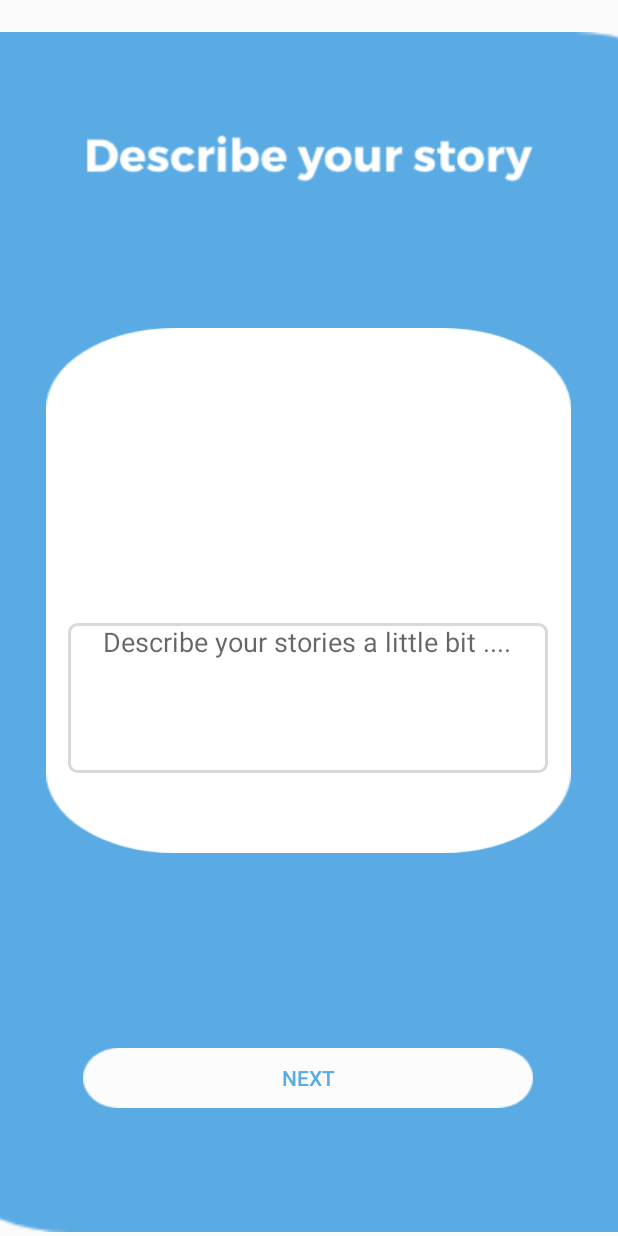
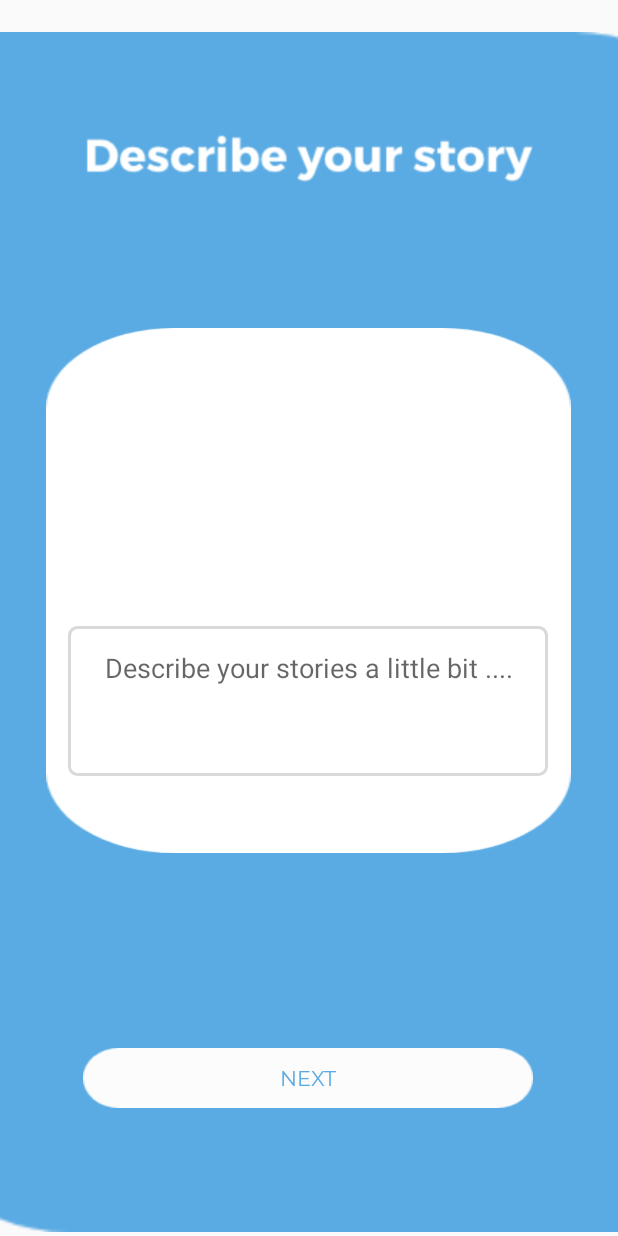
Before and after one commit to ikhsanhabibi/lending-ears, an Android app: the CategoryFormActivity screen opened directly, with no data from a screen before it, on a phone screen of 412 x 824 dp. Run offline under Robolectric (Android 15) with nearby library versions, the phone set to English and light mode, and no system bars; libraries missing offline, so code that uses them is left out: com.weiwangcn.betterspinner; plain views replace MaterialBetterSpinner; 2 statements that could not run were skipped.

Commit message:
Edit category form activity

```diff
--- a/app/src/main/java/com/example/myapplication/CategoryFormActivity.java
+++ b/app/src/main/java/com/example/myapplication/CategoryFormActivity.java
@@ -1,23 +1,35 @@
 package com.example.myapplication;
 
+import android.graphics.Typeface;
 import android.support.v7.app.AppCompatActivity;
 import android.os.Bundle;
 import android.widget.ArrayAdapter;
+import android.widget.Button;
 
 import com.weiwangcn.betterspinner.library.material.MaterialBetterSpinner;
 
 public class CategoryFormActivity extends AppCompatActivity {
 
+    Button next;
+
     String [] SPINNERLIST = {"Relationship", "Education", "Sports", "Family Life", "Social Issues", "Other"};
+
     @Override
     protected void onCreate(Bundle savedInstanceState) {
         super.onCreate(savedInstanceState);
         setContentView(R.layout.activity_category_form);
 
+        // Dropdown list
         ArrayAdapter<String> arrayAdapter = new ArrayAdapter<String>(this,
                 android.R.layout.simple_dropdown_item_1line, SPINNERLIST);
         MaterialBetterSpinner betterSpinner = (MaterialBetterSpinner) findViewById(R.id.android_material_design_spinner);
         betterSpinner.setAdapter(arrayAdapter);
+
+        // Change font
+        Typeface typeface = Typeface.createFromAsset(getAssets(), "fonts/Montserrat-Regular.ttf");
+
+        next = findViewById(R.id.next);
+        next.setTypeface(typeface);
     }
 
 }
--- a/app/src/main/res/layout/activity_category_form.xml
+++ b/app/src/main/res/layout/activity_category_form.xml
@@ -65,16 +65,16 @@
         android:id="@+id/editText"
         android:layout_width="320dp"
         android:layout_height="100dp"
-        android:layout_margin="10dp"
         android:background="@drawable/text_input_border"
         android:gravity="top"
-        android:hint="     Describe your stories a little bit ...."
+        android:hint="  Describe your stories a little bit ...."
         android:inputType="textMultiLine"
-        android:lines="8"
-        android:maxLines="3"
-        android:minLines="6"
+        android:lines="3"
+        android:maxLines="4"
+        android:minLines="1"
         android:scrollbars="vertical"
         android:textColor="#000000"
+        android:padding="15dp"
         app:layout_constraintBottom_toBottomOf="parent"
         app:layout_constraintEnd_toEndOf="parent"
         app:layout_constraintHorizontal_bias="0.494"
```
